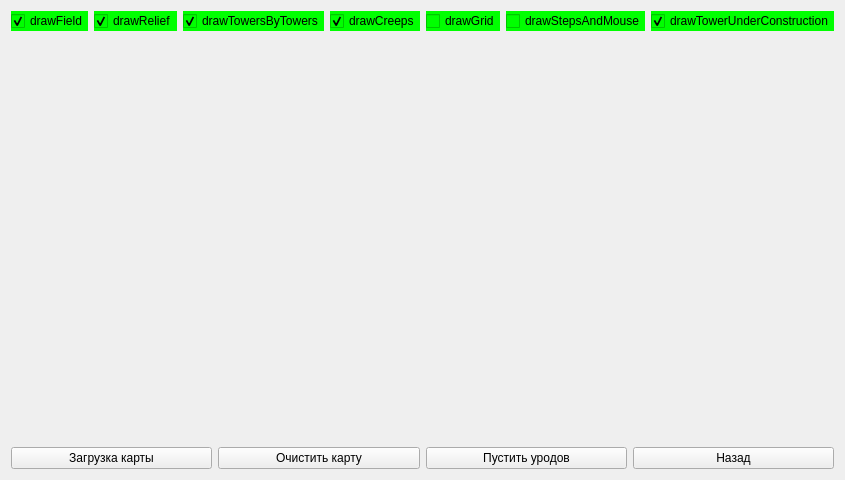
Above: gamewidget.ui from BetmanSmall/TowerDefence before the change. Below: the same form after it.
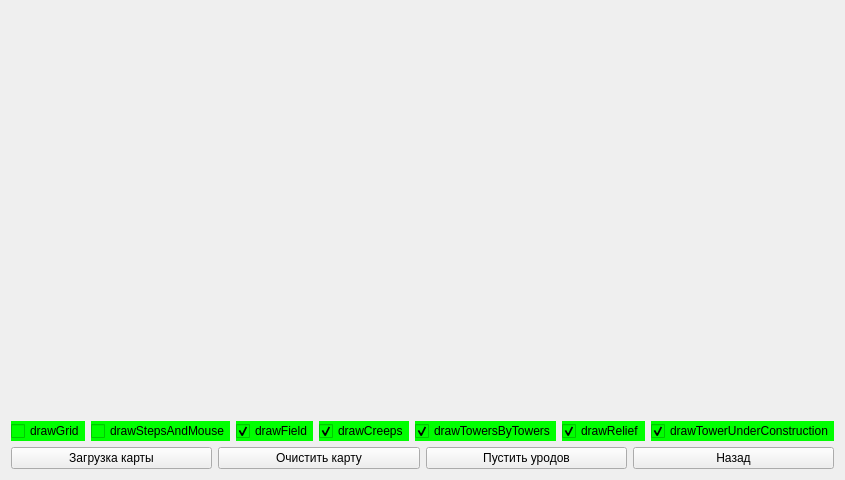
That is the form after the change.

Diff of the .ui file:
```diff
--- a/gamewidget.ui
+++ b/gamewidget.ui
@@ -14,95 +14,6 @@
    <string>GameWidget</string>
   </property>
   <layout class="QVBoxLayout" name="verticalLayout">
-   <item>
-    <layout class="QHBoxLayout" name="horizontalLayout_2">
-     <item>
-      <widget class="QCheckBox" name="drawField_checkBox">
-       <property name="styleSheet">
-        <string notr="true">background-color: rgb(0, 255, 0);</string>
-       </property>
-       <property name="text">
-        <string>drawField</string>
-       </property>
-       <property name="checked">
-        <bool>true</bool>
-       </property>
-      </widget>
-     </item>
-     <item>
-      <widget class="QCheckBox" name="drawRelief_checkBox">
-       <property name="styleSheet">
-        <string notr="true">background-color: rgb(0, 255, 0);</string>
-       </property>
-       <property name="text">
-        <string>drawRelief</string>
-       </property>
-       <property name="checked">
-        <bool>true</bool>
-       </property>
-      </widget>
-     </item>
-     <item>
-      <widget class="QCheckBox" name="drawTowersByTowers_checkBox">
-       <property name="styleSheet">
-        <string notr="true">background-color: rgb(0, 255, 0);</string>
-       </property>
-       <property name="text">
-        <string>drawTowersByTowers</string>
-       </property>
-       <property name="checked">
-        <bool>true</bool>
-       </property>
-      </widget>
-     </item>
-     <item>
-      <widget class="QCheckBox" name="drawCreeps_checkBox">
-       <property name="styleSheet">
-        <string notr="true">background-color: rgb(0, 255, 0);</string>
-       </property>
-       <property name="text">
-        <string>drawCreeps</string>
-       </property>
-       <property name="checked">
-        <bool>true</bool>
-       </property>
-      </widget>
-     </item>
-     <item>
-      <widget class="QCheckBox" name="drawGrid_checkBox">
-       <property name="styleSheet">
-        <string notr="true">background-color: rgb(0, 255, 0);</string>
-       </property>
-       <property name="text">
-        <string>drawGrid</string>
-       </property>
-      </widget>
-     </item>
-     <item>
-      <widget class="QCheckBox" name="drawStepsAndMouse_checkBox">
-       <property name="styleSheet">
-        <string notr="true">background-color: rgb(0, 255, 0);</string>
-       </property>
-       <property name="text">
-        <string>drawStepsAndMouse</string>
-       </property>
-      </widget>
-     </item>
-     <item>
-      <widget class="QCheckBox" name="drawTowerUnderConstruction_checkBox">
-       <property name="styleSheet">
-        <string notr="true">background-color: rgb(0, 255, 0);</string>
-       </property>
-       <property name="text">
-        <string>drawTowerUnderConstruction</string>
-       </property>
-       <property name="checked">
-        <bool>true</bool>
-       </property>
-      </widget>
-     </item>
-    </layout>
-   </item>
    <item>
     <spacer name="verticalSpacer">
      <property name="orientation">
@@ -116,6 +27,119 @@
      </property>
     </spacer>
    </item>
+   <item>
+    <layout class="QHBoxLayout" name="horizontalLayout_2">
+     <item>
+      <widget class="QCheckBox" name="drawGrid_checkBox">
+       <property name="focusPolicy">
+        <enum>Qt::NoFocus</enum>
+       </property>
+       <property name="styleSheet">
+        <string notr="true">background-color: rgb(0, 255, 0);</string>
+       </property>
+       <property name="text">
+        <string>drawGrid</string>
+       </property>
+       <property name="checkable">
+        <bool>true</bool>
+       </property>
+      </widget>
+     </item>
+     <item>
+      <widget class="QCheckBox" name="drawStepsAndMouse_checkBox">
+       <property name="focusPolicy">
+        <enum>Qt::NoFocus</enum>
+       </property>
+       <property name="styleSheet">
+        <string notr="true">background-color: rgb(0, 255, 0);</string>
+       </property>
+       <property name="text">
+        <string>drawStepsAndMouse</string>
+       </property>
+      </widget>
+     </item>
+     <item>
+      <widget class="QCheckBox" name="drawField_checkBox">
+       <property name="focusPolicy">
+        <enum>Qt::NoFocus</enum>
+       </property>
+       <property name="styleSheet">
+        <string notr="true">background-color: rgb(0, 255, 0);</string>
+       </property>
+       <property name="text">
+        <string>drawField</string>
+       </property>
+       <property name="checked">
+        <bool>true</bool>
+       </property>
+      </widget>
+     </item>
+     <item>
+      <widget class="QCheckBox" name="drawCreeps_checkBox">
+       <property name="focusPolicy">
+        <enum>Qt::NoFocus</enum>
+       </property>
+       <property name="styleSheet">
+        <string notr="true">background-color: rgb(0, 255, 0);</string>
+       </property>
+       <property name="text">
+        <string>drawCreeps</string>
+       </property>
+       <property name="checked">
+        <bool>true</bool>
+       </property>
+      </widget>
+     </item>
+     <item>
+      <widget class="QCheckBox" name="drawTowersByTowers_checkBox">
+       <property name="focusPolicy">
+        <enum>Qt::NoFocus</enum>
+       </property>
+       <property name="styleSheet">
+        <string notr="true">background-color: rgb(0, 255, 0);</string>
+       </property>
+       <property name="text">
+        <string>drawTowersByTowers</string>
+       </property>
+       <property name="checked">
+        <bool>true</bool>
+       </property>
+      </widget>
+     </item>
+     <item>
+      <widget class="QCheckBox" name="drawRelief_checkBox">
+       <property name="focusPolicy">
+        <enum>Qt::NoFocus</enum>
+       </property>
+       <property name="styleSheet">
+        <string notr="true">background-color: rgb(0, 255, 0);</string>
+       </property>
+       <property name="text">
+        <string>drawRelief</string>
+       </property>
+       <property name="checked">
+        <bool>true</bool>
+       </property>
+      </widget>
+     </item>
+     <item>
+      <widget class="QCheckBox" name="drawTowerUnderConstruction_checkBox">
+       <property name="focusPolicy">
+        <enum>Qt::NoFocus</enum>
+       </property>
+       <property name="styleSheet">
+        <string notr="true">background-color: rgb(0, 255, 0);</string>
+       </property>
+       <property name="text">
+        <string>drawTowerUnderConstruction</string>
+       </property>
+       <property name="checked">
+        <bool>true</bool>
+       </property>
+      </widget>
+     </item>
+    </layout>
+   </item>
    <item>
     <layout class="QHBoxLayout" name="horizontalLayout">
      <item>
```
